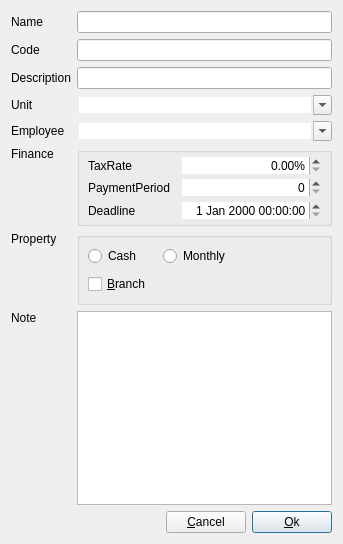
Qt form dialog/editnode/editnodestakeholder.ui (YtxCash/YTX) before a commit.
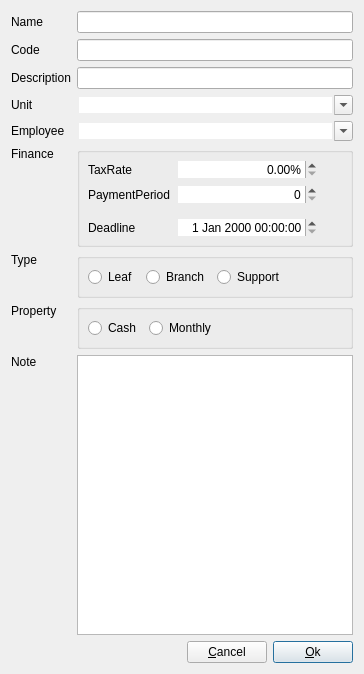
The same form after that commit. Custom widgets are drawn as their Qt base class.

Commit message: branch 和 is_helper 合并为NodeType类型，使用int表示，代理重绘；需要测试

Diff of the .ui file:
```diff
--- a/dialog/editnode/editnodestakeholder.ui
+++ b/dialog/editnode/editnodestakeholder.ui
@@ -6,60 +6,28 @@
    <rect>
     <x>0</x>
     <y>0</y>
-    <width>313</width>
-    <height>544</height>
+    <width>364</width>
+    <height>674</height>
    </rect>
   </property>
-  <layout class="QGridLayout" name="gridLayout_2">
-   <item row="5" column="1" colspan="4">
-    <widget class="ComboBox" name="comboEmployee">
+  <layout class="QGridLayout" name="gridLayout_4">
+   <item row="0" column="0">
+    <widget class="QLabel" name="labName">
      <property name="sizePolicy">
-      <sizepolicy hsizetype="Expanding" vsizetype="Fixed">
-       <horstretch>0</horstretch>
-       <verstretch>0</verstretch>
-      </sizepolicy>
-     </property>
-     <property name="editable">
-      <bool>true</bool>
-     </property>
-     <property name="insertPolicy">
-      <enum>QComboBox::InsertPolicy::NoInsert</enum>
-     </property>
-     <property name="frame">
-      <bool>false</bool>
-     </property>
-    </widget>
-   </item>
-   <item row="9" column="0" colspan="3">
-    <spacer name="horizontalSpacer">
-     <property name="orientation">
-      <enum>Qt::Orientation::Horizontal</enum>
-     </property>
-     <property name="sizeHint" stdset="0">
-      <size>
-       <width>111</width>
-       <height>20</height>
-      </size>
-     </property>
-    </spacer>
-   </item>
-   <item row="9" column="4">
-    <widget class="QPushButton" name="pBtnOk">
-     <property name="sizePolicy">
-      <sizepolicy hsizetype="Fixed" vsizetype="Fixed">
+      <sizepolicy hsizetype="Fixed" vsizetype="Preferred">
        <horstretch>0</horstretch>
        <verstretch>0</verstretch>
       </sizepolicy>
      </property>
      <property name="text">
-      <string>&amp;Ok</string>
+      <string>Name</string>
      </property>
-     <property name="default">
-      <bool>true</bool>
+     <property name="buddy">
+      <cstring>lineEditName</cstring>
      </property>
     </widget>
    </item>
-   <item row="0" column="1" colspan="4">
+   <item row="0" column="1" colspan="3">
     <widget class="LineEdit" name="lineEditName">
      <property name="sizePolicy">
       <sizepolicy hsizetype="Expanding" vsizetype="Fixed">
@@ -69,58 +37,6 @@
      </property>
     </widget>
    </item>
-   <item row="3" column="1" colspan="4">
-    <widget class="ComboBox" name="comboUnit">
-     <property name="sizePolicy">
-      <sizepolicy hsizetype="Expanding" vsizetype="Fixed">
-       <horstretch>0</horstretch>
-       <verstretch>0</verstretch>
-      </sizepolicy>
-     </property>
-     <property name="editable">
-      <bool>true</bool>
-     </property>
-     <property name="insertPolicy">
-      <enum>QComboBox::InsertPolicy::NoInsert</enum>
-     </property>
-     <property name="frame">
-      <bool>false</bool>
-     </property>
-    </widget>
-   </item>
-   <item row="8" column="1" colspan="4">
-    <widget class="PlainTextEdit" name="plainTextEdit">
-     <property name="tabChangesFocus">
-      <bool>true</bool>
-     </property>
-    </widget>
-   </item>
-   <item row="2" column="1" colspan="4">
-    <widget class="LineEdit" name="lineEditDescription">
-     <property name="sizePolicy">
-      <sizepolicy hsizetype="Expanding" vsizetype="Fixed">
-       <horstretch>0</horstretch>
-       <verstretch>0</verstretch>
-      </sizepolicy>
-     </property>
-    </widget>
-   </item>
-   <item row="6" column="0">
-    <widget class="QLabel" name="labProperty_2">
-     <property name="sizePolicy">
-      <sizepolicy hsizetype="Preferred" vsizetype="Preferred">
-       <horstretch>0</horstretch>
-       <verstretch>0</verstretch>
-      </sizepolicy>
-     </property>
-     <property name="text">
-      <string>Finance</string>
-     </property>
-     <property name="alignment">
-      <set>Qt::AlignmentFlag::AlignLeading|Qt::AlignmentFlag::AlignLeft|Qt::AlignmentFlag::AlignTop</set>
-     </property>
-    </widget>
-   </item>
    <item row="1" column="0">
     <widget class="QLabel" name="labCode">
      <property name="text">
@@ -131,7 +47,7 @@
      </property>
     </widget>
    </item>
-   <item row="1" column="1" colspan="4">
+   <item row="1" column="1" colspan="3">
     <widget class="LineEdit" name="lineEditCode">
      <property name="sizePolicy">
       <sizepolicy hsizetype="Expanding" vsizetype="Fixed">
@@ -141,22 +57,6 @@
      </property>
     </widget>
    </item>
-   <item row="7" column="0">
-    <widget class="QLabel" name="labProperty">
-     <property name="sizePolicy">
-      <sizepolicy hsizetype="Preferred" vsizetype="Preferred">
-       <horstretch>0</horstretch>
-       <verstretch>0</verstretch>
-      </sizepolicy>
-     </property>
-     <property name="text">
-      <string>Property</string>
-     </property>
-     <property name="alignment">
-      <set>Qt::AlignmentFlag::AlignLeading|Qt::AlignmentFlag::AlignLeft|Qt::AlignmentFlag::AlignTop</set>
-     </property>
-    </widget>
-   </item>
    <item row="2" column="0">
     <widget class="QLabel" name="labDescription">
      <property name="text">
@@ -167,6 +67,16 @@
      </property>
     </widget>
    </item>
+   <item row="2" column="1" colspan="3">
+    <widget class="LineEdit" name="lineEditDescription">
+     <property name="sizePolicy">
+      <sizepolicy hsizetype="Expanding" vsizetype="Fixed">
+       <horstretch>0</horstretch>
+       <verstretch>0</verstretch>
+      </sizepolicy>
+     </property>
+    </widget>
+   </item>
    <item row="3" column="0">
     <widget class="QLabel" name="labMark">
      <property name="text">
@@ -177,75 +87,68 @@
      </property>
     </widget>
    </item>
-   <item row="5" column="0">
+   <item row="3" column="1" colspan="3">
+    <widget class="ComboBox" name="comboUnit">
+     <property name="sizePolicy">
+      <sizepolicy hsizetype="Expanding" vsizetype="Fixed">
+       <horstretch>0</horstretch>
+       <verstretch>0</verstretch>
+      </sizepolicy>
+     </property>
+     <property name="editable">
+      <bool>true</bool>
+     </property>
+     <property name="insertPolicy">
+      <enum>QComboBox::InsertPolicy::NoInsert</enum>
+     </property>
+     <property name="frame">
+      <bool>false</bool>
+     </property>
+    </widget>
+   </item>
+   <item row="4" column="0">
     <widget class="QLabel" name="labelEmployee">
      <property name="text">
       <string>Employee</string>
      </property>
     </widget>
    </item>
-   <item row="7" column="1" colspan="4">
-    <widget class="QGroupBox" name="groupBox">
-     <property name="title">
-      <string/>
+   <item row="4" column="1" colspan="3">
+    <widget class="ComboBox" name="comboEmployee">
+     <property name="sizePolicy">
+      <sizepolicy hsizetype="Expanding" vsizetype="Fixed">
+       <horstretch>0</horstretch>
+       <verstretch>0</verstretch>
+      </sizepolicy>
      </property>
-     <layout class="QGridLayout" name="gridLayout">
-      <property name="leftMargin">
-       <number>8</number>
-      </property>
-      <property name="topMargin">
-       <number>8</number>
-      </property>
-      <property name="rightMargin">
-       <number>8</number>
-      </property>
-      <property name="bottomMargin">
-       <number>8</number>
-      </property>
-      <property name="horizontalSpacing">
-       <number>12</number>
-      </property>
-      <property name="verticalSpacing">
-       <number>8</number>
-      </property>
-      <item row="0" column="0">
-       <widget class="QRadioButton" name="rBtnCash">
-        <property name="text">
-         <string>Cash</string>
-        </property>
-       </widget>
-      </item>
-      <item row="1" column="0">
-       <widget class="QCheckBox" name="chkBoxBranch">
-        <property name="text">
-         <string>&amp;Branch</string>
-        </property>
-       </widget>
-      </item>
-      <item row="0" column="1">
-       <widget class="QRadioButton" name="rBtnMonthly">
-        <property name="text">
-         <string>Monthly</string>
-        </property>
-       </widget>
-      </item>
-      <item row="0" column="2" rowspan="2">
-       <spacer name="horizontalSpacer_2">
-        <property name="orientation">
-         <enum>Qt::Orientation::Horizontal</enum>
-        </property>
-        <property name="sizeHint" stdset="0">
-         <size>
-          <width>165</width>
-          <height>38</height>
-         </size>
-        </property>
-       </spacer>
-      </item>
-     </layout>
+     <property name="editable">
+      <bool>true</bool>
+     </property>
+     <property name="insertPolicy">
+      <enum>QComboBox::InsertPolicy::NoInsert</enum>
+     </property>
+     <property name="frame">
+      <bool>false</bool>
+     </property>
     </widget>
    </item>
-   <item row="6" column="1" colspan="4">
+   <item row="5" column="0">
+    <widget class="QLabel" name="labProperty_2">
+     <property name="sizePolicy">
+      <sizepolicy hsizetype="Preferred" vsizetype="Preferred">
+       <horstretch>0</horstretch>
+       <verstretch>0</verstretch>
+      </sizepolicy>
+     </property>
+     <property name="text">
+      <string>Finance</string>
+     </property>
+     <property name="alignment">
+      <set>Qt::AlignmentFlag::AlignLeading|Qt::AlignmentFlag::AlignLeft|Qt::AlignmentFlag::AlignTop</set>
+     </property>
+    </widget>
+   </item>
+   <item row="5" column="1" colspan="3">
     <widget class="QGroupBox" name="groupBox_2">
      <property name="title">
       <string/>
@@ -255,33 +158,17 @@
        <number>8</number>
       </property>
       <property name="topMargin">
-       <number>4</number>
+       <number>8</number>
       </property>
       <property name="rightMargin">
        <number>8</number>
       </property>
       <property name="bottomMargin">
-       <number>4</number>
+       <number>8</number>
       </property>
-      <property name="horizontalSpacing">
-       <number>12</number>
+      <property name="spacing">
+       <number>8</number>
       </property>
-      <property name="verticalSpacing">
-       <number>4</number>
-      </property>
-      <item row="1" column="4">
-       <spacer name="horizontalSpacer_3">
-        <property name="orientation">
-         <enum>Qt::Orientation::Horizontal</enum>
-        </property>
-        <property name="sizeHint" stdset="0">
-         <size>
-          <width>40</width>
-          <height>20</height>
-         </size>
-        </property>
-       </spacer>
-      </item>
       <item row="1" column="0">
        <widget class="QLabel" name="labelPaymentPeriod">
         <property name="text">
@@ -342,25 +229,184 @@
         </property>
        </widget>
       </item>
+      <item row="0" column="4" rowspan="4">
+       <spacer name="horizontalSpacer_3">
+        <property name="orientation">
+         <enum>Qt::Orientation::Horizontal</enum>
+        </property>
+        <property name="sizeHint" stdset="0">
+         <size>
+          <width>40</width>
+          <height>5</height>
+         </size>
+        </property>
+       </spacer>
+      </item>
      </layout>
     </widget>
    </item>
-   <item row="0" column="0">
-    <widget class="QLabel" name="labName">
+   <item row="6" column="0">
+    <widget class="QLabel" name="labProperty_3">
      <property name="sizePolicy">
-      <sizepolicy hsizetype="Fixed" vsizetype="Preferred">
+      <sizepolicy hsizetype="Preferred" vsizetype="Preferred">
        <horstretch>0</horstretch>
        <verstretch>0</verstretch>
       </sizepolicy>
      </property>
      <property name="text">
-      <string>Name</string>
+      <string>Type</string>
+     </property>
+     <property name="alignment">
+      <set>Qt::AlignmentFlag::AlignLeading|Qt::AlignmentFlag::AlignLeft|Qt::AlignmentFlag::AlignTop</set>
      </property>
      <property name="buddy">
       <cstring>lineEditName</cstring>
      </property>
     </widget>
    </item>
+   <item row="6" column="1" colspan="3">
+    <widget class="QGroupBox" name="groupBox_3">
+     <property name="title">
+      <string/>
+     </property>
+     <layout class="QGridLayout" name="gridLayout_2">
+      <property name="leftMargin">
+       <number>8</number>
+      </property>
+      <property name="topMargin">
+       <number>8</number>
+      </property>
+      <property name="rightMargin">
+       <number>8</number>
+      </property>
+      <property name="bottomMargin">
+       <number>8</number>
+      </property>
+      <property name="spacing">
+       <number>8</number>
+      </property>
+      <item row="0" column="0">
+       <widget class="QRadioButton" name="rBtnLeaf">
+        <property name="sizePolicy">
+         <sizepolicy hsizetype="Preferred" vsizetype="Fixed">
+          <horstretch>0</horstretch>
+          <verstretch>0</verstretch>
+         </sizepolicy>
+        </property>
+        <property name="text">
+         <string>Leaf</string>
+        </property>
+       </widget>
+      </item>
+      <item row="0" column="1">
+       <widget class="QRadioButton" name="rBtnBranch">
+        <property name="sizePolicy">
+         <sizepolicy hsizetype="Preferred" vsizetype="Fixed">
+          <horstretch>0</horstretch>
+          <verstretch>0</verstretch>
+         </sizepolicy>
+        </property>
+        <property name="text">
+         <string>Branch</string>
+        </property>
+       </widget>
+      </item>
+      <item row="0" column="2">
+       <widget class="QRadioButton" name="rBtnSupport">
+        <property name="sizePolicy">
+         <sizepolicy hsizetype="Preferred" vsizetype="Fixed">
+          <horstretch>0</horstretch>
+          <verstretch>0</verstretch>
+         </sizepolicy>
+        </property>
+        <property name="text">
+         <string>Support</string>
+        </property>
+       </widget>
+      </item>
+      <item row="0" column="3">
+       <spacer name="horizontalSpacer_4">
+        <property name="orientation">
+         <enum>Qt::Orientation::Horizontal</enum>
+        </property>
+        <property name="sizeHint" stdset="0">
+         <size>
+          <width>19</width>
+          <height>5</height>
+         </size>
+        </property>
+       </spacer>
+      </item>
+     </layout>
+    </widget>
+   </item>
+   <item row="7" column="0">
+    <widget class="QLabel" name="labProperty">
+     <property name="sizePolicy">
+      <sizepolicy hsizetype="Preferred" vsizetype="Preferred">
+       <horstretch>0</horstretch>
+       <verstretch>0</verstretch>
+      </sizepolicy>
+     </property>
+     <property name="text">
+      <string>Property</string>
+     </property>
+     <property name="alignment">
+      <set>Qt::AlignmentFlag::AlignLeading|Qt::AlignmentFlag::AlignLeft|Qt::AlignmentFlag::AlignTop</set>
+     </property>
+    </widget>
+   </item>
+   <item row="7" column="1" colspan="3">
+    <widget class="QGroupBox" name="groupBox">
+     <property name="title">
+      <string/>
+     </property>
+     <layout class="QGridLayout" name="gridLayout">
+      <property name="leftMargin">
+       <number>8</number>
+      </property>
+      <property name="topMargin">
+       <number>8</number>
+      </property>
+      <property name="rightMargin">
+       <number>8</number>
+      </property>
+      <property name="bottomMargin">
+       <number>8</number>
+      </property>
+      <property name="spacing">
+       <number>8</number>
+      </property>
+      <item row="0" column="0">
+       <widget class="QRadioButton" name="rBtnCash">
+        <property name="text">
+         <string>Cash</string>
+        </property>
+       </widget>
+      </item>
+      <item row="0" column="1">
+       <widget class="QRadioButton" name="rBtnMonthly">
+        <property name="text">
+         <string>Monthly</string>
+        </property>
+       </widget>
+      </item>
+      <item row="0" column="2">
+       <spacer name="horizontalSpacer_2">
+        <property name="orientation">
+         <enum>Qt::Orientation::Horizontal</enum>
+        </property>
+        <property name="sizeHint" stdset="0">
+         <size>
+          <width>165</width>
+          <height>5</height>
+         </size>
+        </property>
+       </spacer>
+      </item>
+     </layout>
+    </widget>
+   </item>
    <item row="8" column="0">
     <widget class="QLabel" name="labNote">
      <property name="sizePolicy">
@@ -380,7 +426,27 @@
      </property>
     </widget>
    </item>
-   <item row="9" column="3">
+   <item row="8" column="1" colspan="3">
+    <widget class="PlainTextEdit" name="plainTextEdit">
+     <property name="tabChangesFocus">
+      <bool>true</bool>
+     </property>
+    </widget>
+   </item>
+   <item row="9" column="0" colspan="2">
+    <spacer name="horizontalSpacer">
+     <property name="orientation">
+      <enum>Qt::Orientation::Horizontal</enum>
+     </property>
+     <property name="sizeHint" stdset="0">
+      <size>
+       <width>111</width>
+       <height>20</height>
+      </size>
+     </property>
+    </spacer>
+   </item>
+   <item row="9" column="2">
     <widget class="QPushButton" name="pBtnCancel">
      <property name="sizePolicy">
       <sizepolicy hsizetype="Fixed" vsizetype="Fixed">
@@ -393,6 +459,22 @@
      </property>
     </widget>
    </item>
+   <item row="9" column="3">
+    <widget class="QPushButton" name="pBtnOk">
+     <property name="sizePolicy">
+      <sizepolicy hsizetype="Fixed" vsizetype="Fixed">
+       <horstretch>0</horstretch>
+       <verstretch>0</verstretch>
+      </sizepolicy>
+     </property>
+     <property name="text">
+      <string>&amp;Ok</string>
+     </property>
+     <property name="default">
+      <bool>true</bool>
+     </property>
+    </widget>
+   </item>
   </layout>
  </widget>
  <customwidgets>
@@ -406,6 +488,11 @@
    <extends>QLineEdit</extends>
    <header location="global">widget/lineedit.h</header>
   </customwidget>
+  <customwidget>
+   <class>PlainTextEdit</class>
+   <extends>QPlainTextEdit</extends>
+   <header location="global">widget/plaintextedit.h</header>
+  </customwidget>
   <customwidget>
    <class>DoubleSpinBox</class>
    <extends>QDoubleSpinBox</extends>
@@ -416,11 +503,6 @@
    <extends>QDateTimeEdit</extends>
    <header location="global">widget/datetimeedit.h</header>
   </customwidget>
-  <customwidget>
-   <class>PlainTextEdit</class>
-   <extends>QPlainTextEdit</extends>
-   <header location="global">widget/plaintextedit.h</header>
-  </customwidget>
  </customwidgets>
  <tabstops>
   <tabstop>lineEditName</tabstop>
```
Left out of the diff: 2 changed lines with no effect on the pictures. The commit also changes 49 other files.
